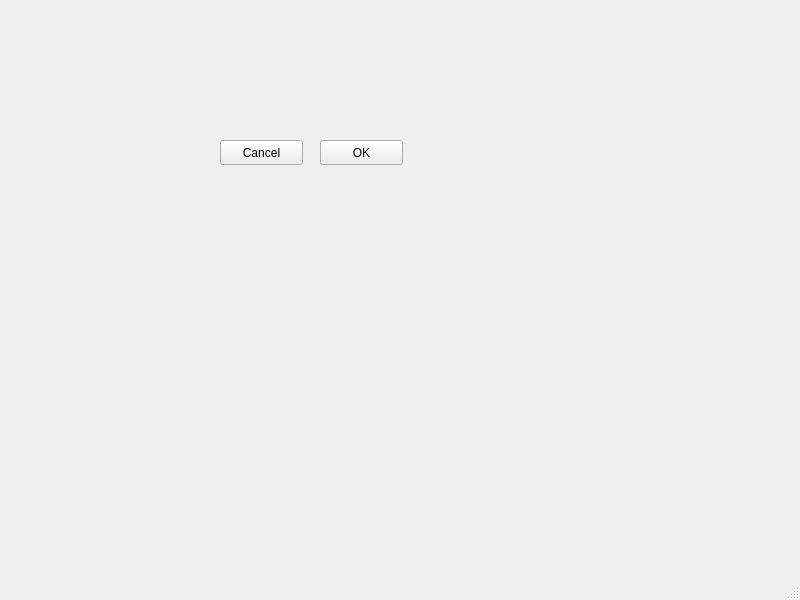
Qt form dialog.ui (mngugi/Q-thon) before a commit.
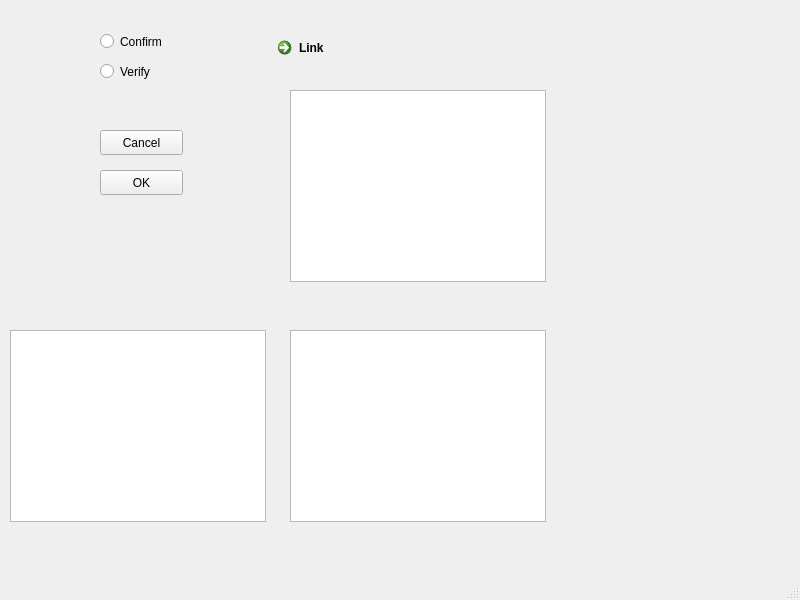
The same form after that commit.

Patch:
```diff
--- a/dialog.ui
+++ b/dialog.ui
@@ -17,8 +17,8 @@
    <widget class="QPushButton" name="pushButton">
     <property name="geometry">
      <rect>
-      <x>220</x>
-      <y>140</y>
+      <x>100</x>
+      <y>130</y>
       <width>83</width>
       <height>25</height>
      </rect>
@@ -30,8 +30,8 @@
    <widget class="QPushButton" name="pushButton_2">
     <property name="geometry">
      <rect>
-      <x>320</x>
-      <y>140</y>
+      <x>100</x>
+      <y>170</y>
       <width>83</width>
       <height>25</height>
      </rect>
@@ -40,6 +40,75 @@
      <string>OK</string>
     </property>
    </widget>
+   <widget class="QRadioButton" name="radioButton">
+    <property name="geometry">
+     <rect>
+      <x>100</x>
+      <y>30</y>
+      <width>106</width>
+      <height>23</height>
+     </rect>
+    </property>
+    <property name="text">
+     <string>Confirm</string>
+    </property>
+   </widget>
+   <widget class="QRadioButton" name="radioButton_2">
+    <property name="geometry">
+     <rect>
+      <x>100</x>
+      <y>60</y>
+      <width>106</width>
+      <height>23</height>
+     </rect>
+    </property>
+    <property name="text">
+     <string>Verify</string>
+    </property>
+   </widget>
+   <widget class="QCommandLinkButton" name="commandLinkButton">
+    <property name="geometry">
+     <rect>
+      <x>270</x>
+      <y>30</y>
+      <width>174</width>
+      <height>41</height>
+     </rect>
+    </property>
+    <property name="text">
+     <string>Link</string>
+    </property>
+   </widget>
+   <widget class="QTableView" name="tableView">
+    <property name="geometry">
+     <rect>
+      <x>290</x>
+      <y>90</y>
+      <width>256</width>
+      <height>192</height>
+     </rect>
+    </property>
+   </widget>
+   <widget class="QListWidget" name="listWidget">
+    <property name="geometry">
+     <rect>
+      <x>290</x>
+      <y>330</y>
+      <width>256</width>
+      <height>192</height>
+     </rect>
+    </property>
+   </widget>
+   <widget class="QColumnView" name="columnView">
+    <property name="geometry">
+     <rect>
+      <x>10</x>
+      <y>330</y>
+      <width>256</width>
+      <height>192</height>
+     </rect>
+    </property>
+   </widget>
   </widget>
   <widget class="QMenuBar" name="menubar">
    <property name="geometry">
```
